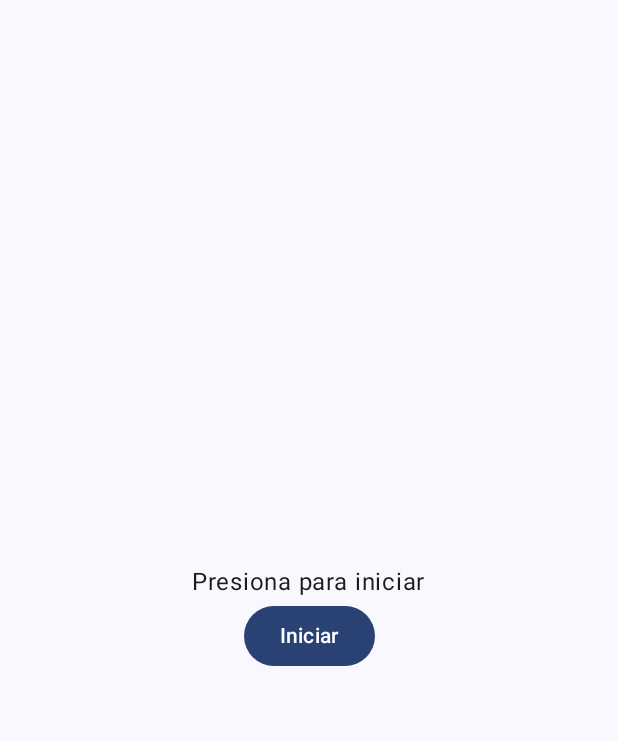
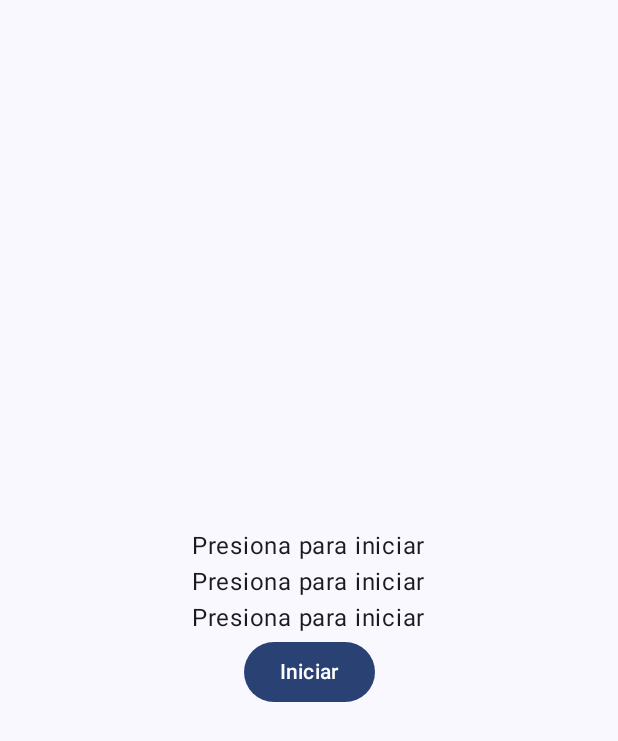
Before and after one commit to BraytonLorenzo/HiitTimer, an Android app built with Jetpack Compose: the screen it shows after launch (MainActivity), on a phone screen of 412 x 824 dp. Shown: the top 741 px of the screen. Run offline under Robolectric (Android 15) with nearby library versions, the phone set to English and light mode, and no system bars.

Commit message:
Implementacion de mas contadores
Hemos modificado la columna, pusimos 4 rows: en los tres primeros hay texto con los timers y en el cuarto esta el boton
utilizaremos esos rows para ponerlos como inputs, de sets, tiempo de trabajo y tiempo de descanso.

```diff
--- a/app/src/main/java/com/example/hiittimer/MainActivity.kt
+++ b/app/src/main/java/com/example/hiittimer/MainActivity.kt
@@ -6,6 +6,7 @@ import androidx.activity.compose.setContent
 import androidx.activity.enableEdgeToEdge
 import androidx.compose.foundation.layout.Arrangement
 import androidx.compose.foundation.layout.Column
+import androidx.compose.foundation.layout.Row
 import androidx.compose.foundation.layout.fillMaxSize
 import androidx.compose.foundation.layout.padding
 import androidx.compose.material3.Button
@@ -20,6 +21,7 @@ import androidx.compose.ui.Alignment
 import androidx.compose.ui.Modifier
 import androidx.compose.ui.tooling.preview.Preview
 import com.example.hiittimer.ui.theme.HiitTimerTheme
+import java.util.Scanner
 
 class MainActivity : ComponentActivity() {
     override fun onCreate(savedInstanceState: Bundle?) {
@@ -57,12 +59,15 @@ fun TabataCounter(modifier: Modifier = Modifier) {
             }
         )
     }
+    //Scanner sc = new Scanner(System.in);
+    //int i = sc.nextInt();
 
     Column(
         horizontalAlignment = Alignment.CenterHorizontally,
         verticalArrangement = Arrangement.Center,
         modifier = Modifier.fillMaxSize()
     ) {
+        Row {
             Text(
                 text = if (isRunning) {
                     if (isWorkTime) "Trabajo: $timeLeft" else "Descanso: $timeLeft"
@@ -71,6 +76,28 @@ fun TabataCounter(modifier: Modifier = Modifier) {
                 },
                 modifier = modifier
             )
+        }
+        Row {
+            Text(
+                text = if (isRunning) {
+                    if (isWorkTime) "Trabajo: $timeLeft" else "Descanso: $timeLeft"
+                } else {
+                    "Presiona para iniciar"
+                },
+                modifier = modifier
+            )
+        }
+        Row {
+            Text(
+                text = if (isRunning) {
+                    if (isWorkTime) "Trabajo: $timeLeft" else "Descanso: $timeLeft"
+                } else {
+                    "Presiona para iniciar"
+                },
+                modifier = modifier
+            )
+        }
+        Row {
             Button(onClick = {
                 if (isRunning) {
                     counterDown.pause()
@@ -83,6 +110,8 @@ fun TabataCounter(modifier: Modifier = Modifier) {
                 Text(text = if (isRunning) "Pausar" else "Iniciar")
             }
         }
+
+    }
 }
 
 @Preview(showBackground = true)
```
Lines whose indentation alone changed are shown as unchanged.
